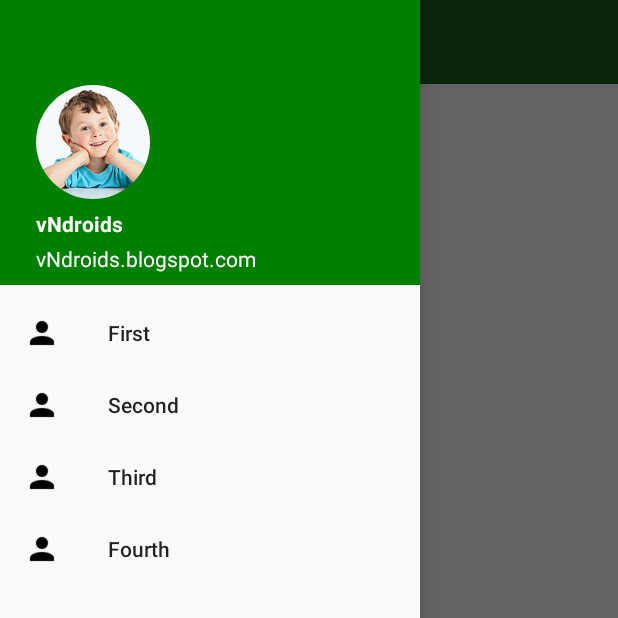
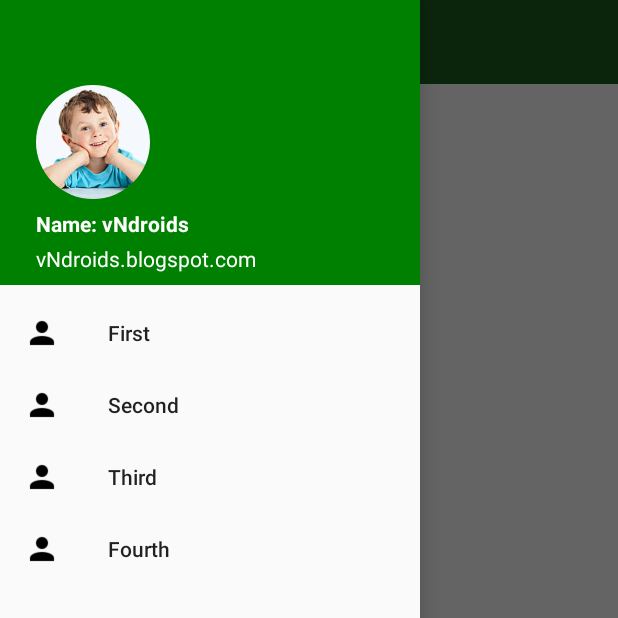
Before and after one commit to vNdroids/NavigationDrawer, an Android app: the screen it shows after launch (MainActivity), with the side drawer open, on a phone screen of 412 x 824 dp, the top half of it. Run offline under Robolectric (Android 15) with nearby library versions, the phone set to English and light mode, and no system bars; our stand-ins replace CircleImageView.

Commit message:
Simple Navigation Drawer

```diff
--- a/app/src/main/res/values/strings.xml
+++ b/app/src/main/res/values/strings.xml
@@ -1,6 +1,6 @@
 <resources>
     <string name="app_name">NavigationDrawer</string>
-    <string name="name">vNdroids</string>
+    <string name="name">Name: vNdroids</string>
     <string name="email">vNdroids.blogspot.com</string>
     <string name="First">First</string>
     <string name="Second">Second</string>
```
